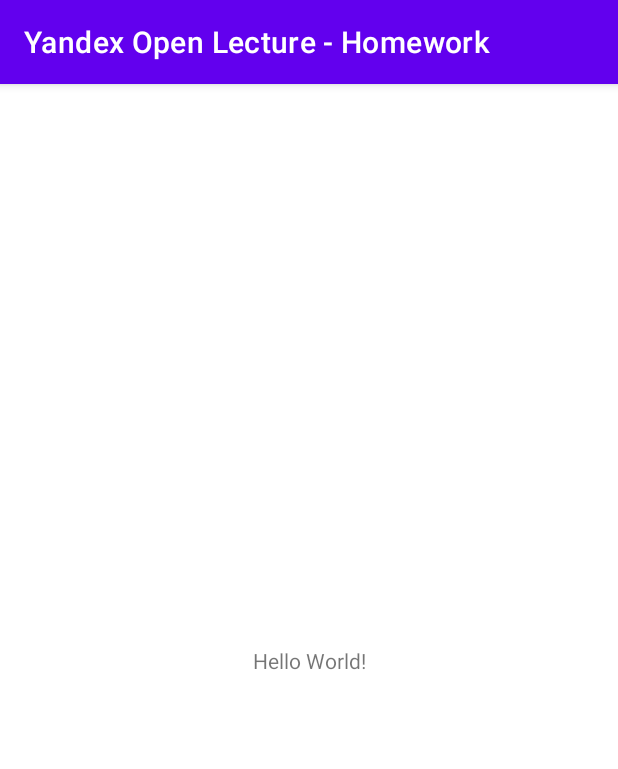
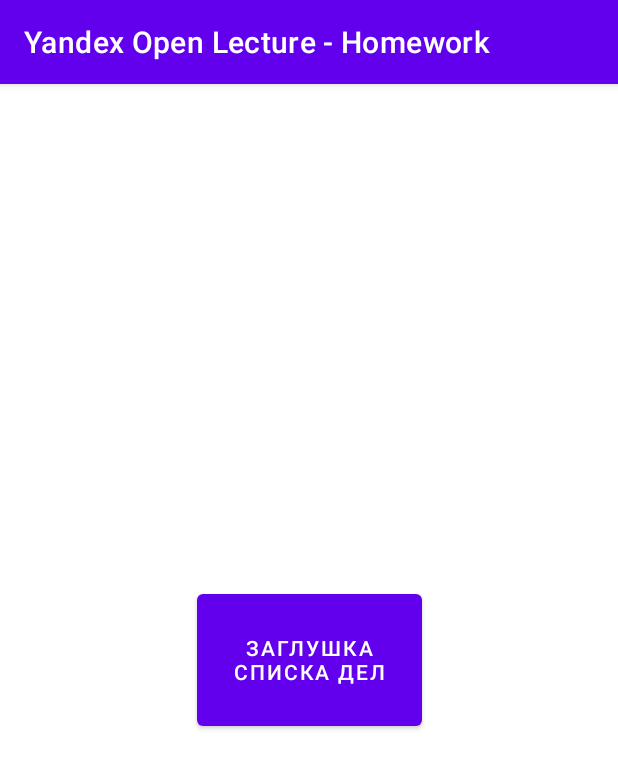
Before and after one commit to IVIaximus12/yxhwork, an Android app: the screen it shows after launch (MainActivity), on a phone screen of 412 x 824 dp. Shown: the top 769 px of the screen. Run offline under Robolectric (Android 15) with nearby library versions, the phone set to English and light mode, and no system bars.

Commit message:
Fragment navigation base created.

```diff
--- a/app/build.gradle
+++ b/app/build.gradle
@@ -1,6 +1,7 @@
 plugins {
     id 'com.android.application'
     id 'org.jetbrains.kotlin.android'
+    id 'kotlin-parcelize'
 }
 
 android {
@@ -40,4 +41,8 @@ dependencies {
     testImplementation 'junit:junit:4.13.2'
     androidTestImplementation 'androidx.test.ext:junit:1.1.3'
     androidTestImplementation 'androidx.test.espresso:espresso-core:3.4.0'
+
+    def nav_version = "2.5.1"
+    implementation "androidx.navigation:navigation-fragment-ktx:$nav_version"
+    implementation "androidx.navigation:navigation-ui-ktx:$nav_version"
 }
--- /dev/null
+++ b/app/src/main/java/com/example/yandex_hwork/screens/TodoListFragment.kt
@@ -0,0 +1,33 @@
+package com.example.yandex_hwork.screens
+
+import android.os.Bundle
+import android.view.View
+import android.widget.Button
+import androidx.fragment.app.Fragment
+import androidx.navigation.fragment.findNavController
+import com.example.yandex_hwork.MaybeTask
+import com.example.yandex_hwork.R
+
+class TodoListFragment: Fragment(R.layout.fragment_todo_list) {
+
+    override fun onViewCreated(view: View, savedInstanceState: Bundle?) {
+        super.onViewCreated(view, savedInstanceState)
+
+        view.findViewById<Button>(R.id.listButton).setOnClickListener() {
+            findNavController().navigate(R.id.action_todoListFragment_to_todoFragment)
+        }
+
+        gettingTodo(view)
+    }
+
+    private fun gettingTodo(view: View) {
+        parentFragmentManager.setFragmentResultListener(TodoFragment.REQUEST_CODE, viewLifecycleOwner) {
+                key, data ->
+            val newTask = data.getParcelable<MaybeTask>(TodoFragment.NEW_TASK)
+            // закидываем новую задачу
+            if (newTask != null) {
+                view.findViewById<Button>(R.id.listButton).text = newTask.taskText
+            }
+        }
+    }
+}
--- a/app/src/main/res/layout/activity_main.xml
+++ b/app/src/main/res/layout/activity_main.xml
@@ -6,13 +6,13 @@
     android:layout_height="match_parent"
     tools:context=".MainActivity">
 
-    <TextView
-        android:layout_width="wrap_content"
-        android:layout_height="wrap_content"
-        android:text="Hello World!"
-        app:layout_constraintBottom_toBottomOf="parent"
-        app:layout_constraintEnd_toEndOf="parent"
-        app:layout_constraintStart_toStartOf="parent"
-        app:layout_constraintTop_toTopOf="parent" />
+    <androidx.fragment.app.FragmentContainerView
+        android:id="@+id/containerView"
+        android:name="androidx.navigation.fragment.NavHostFragment"
+        android:layout_width="match_parent"
+        android:layout_height="match_parent"
+        app:defaultNavHost="true"
+        app:navGraph="@navigation/nav_graph"/>
+
 
 </androidx.constraintlayout.widget.ConstraintLayout>
--- /dev/null
+++ b/app/src/main/res/layout/fragment_todo_list.xml
@@ -0,0 +1,19 @@
+<?xml version="1.0" encoding="utf-8"?>
+<androidx.constraintlayout.widget.ConstraintLayout xmlns:android="http://schemas.android.com/apk/res/android"
+    xmlns:app="http://schemas.android.com/apk/res-auto"
+    xmlns:tools="http://schemas.android.com/tools"
+    android:layout_width="match_parent"
+    android:layout_height="match_parent"
+    tools:context="com.example.yandex_hwork.screens.TodoListFragment">
+
+    <Button
+        android:id="@+id/listButton"
+        android:layout_width="150dp"
+        android:layout_height="100dp"
+        android:text="Заглушка списка дел"
+        app:layout_constraintBottom_toBottomOf="parent"
+        app:layout_constraintEnd_toEndOf="parent"
+        app:layout_constraintStart_toStartOf="parent"
+        app:layout_constraintTop_toTopOf="parent" />
+
+</androidx.constraintlayout.widget.ConstraintLayout>
--- /dev/null
+++ b/app/src/main/res/navigation/nav_graph.xml
@@ -0,0 +1,25 @@
+<?xml version="1.0" encoding="utf-8"?>
+<navigation xmlns:android="http://schemas.android.com/apk/res/android"
+    xmlns:app="http://schemas.android.com/apk/res-auto"
+    android:id="@+id/nav_graph"
+    app:startDestination="@id/todoListFragment">
+
+    <fragment
+        android:id="@+id/todoFragment"
+        android:name="com.example.yandex_hwork.screens.TodoFragment"
+        android:label="TodoFragment" >
+        <action
+            android:id="@+id/action_todoFragment_to_todoListFragment"
+            app:popUpTo="@id/nav_graph"
+            app:popUpToInclusive="true"
+            app:destination="@id/todoListFragment" />
+    </fragment>
+    <fragment
+        android:id="@+id/todoListFragment"
+        android:name="com.example.yandex_hwork.screens.TodoListFragment"
+        android:label="TodoListFragment" >
+        <action
+            android:id="@+id/action_todoListFragment_to_todoFragment"
+            app:destination="@id/todoFragment" />
+    </fragment>
+</navigation>
```
Also changed, not shown: app/src/main/java/com/example/yandex_hwork/MaybeTask.kt (added, +7 -0 lines), app/src/main/java/com/example/yandex_hwork/screens/TodoFragment.kt (added, +33 -0 lines), app/src/main/res/layout/fragment_todo.xml (added, +19 -0 lines).
